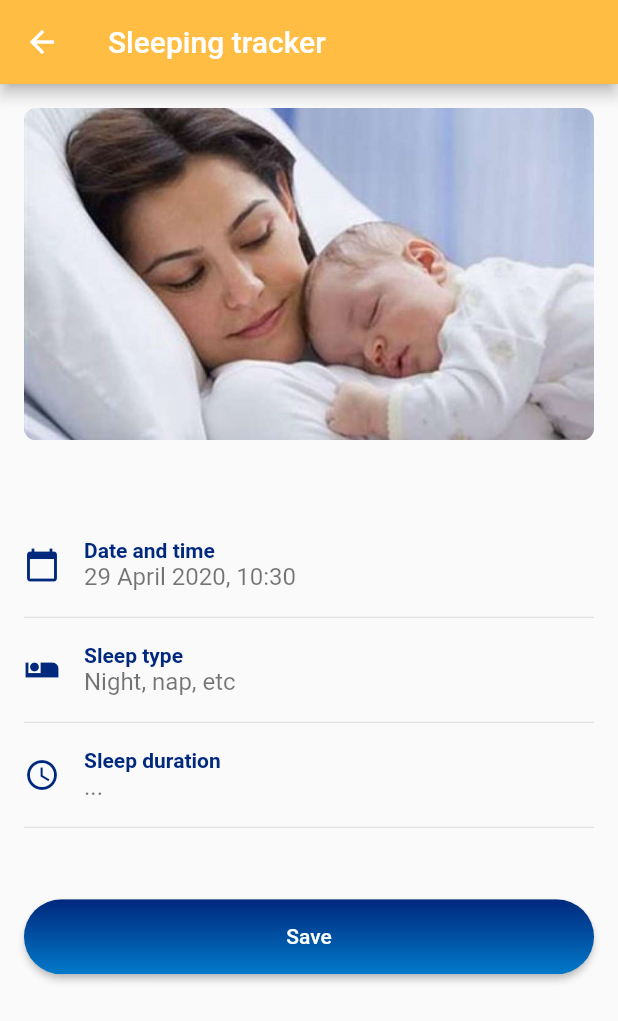
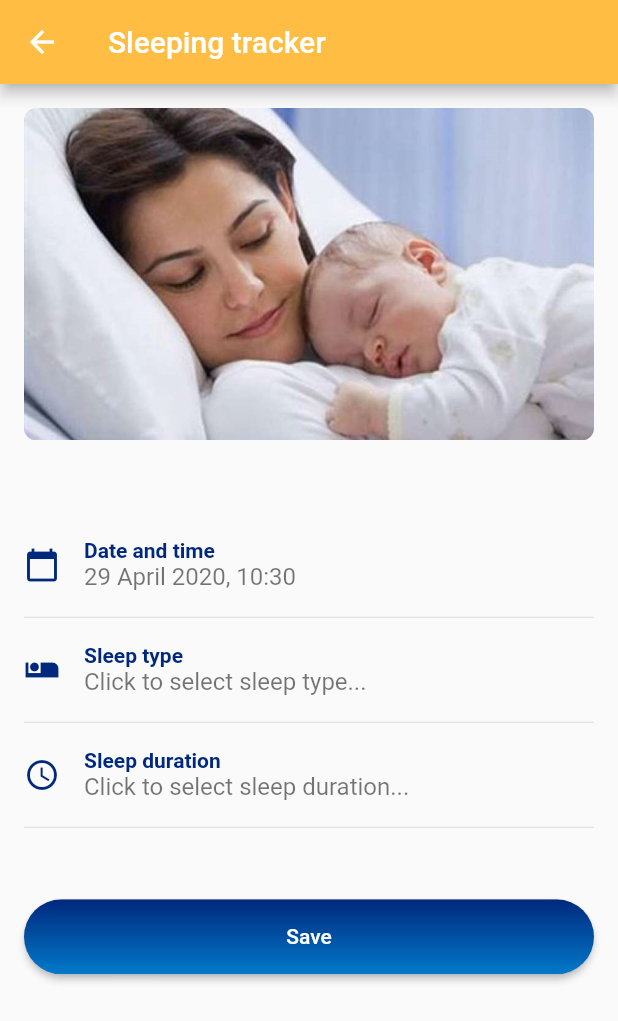
Before and after one commit to Jolcik/RbInternCaseStudy, a Flutter app: the screen it shows after launch, after a tap on "Add new sleeping record", on a phone screen of 412 x 824 dp. Shown: the top 1021 px of the screen. Run offline on Flutter 3.47's test engine with Material 2 defaults, Android fonts, the phone set to English and light mode, and no system bars; our stand-ins replace numberpicker; missing offline and left inert: easy_dialogs.

Commit message:
change sleep type and duration picker hints

```diff
--- a/lib/add_record_page.dart
+++ b/lib/add_record_page.dart
@@ -10,10 +10,13 @@ import 'package:numberpicker/numberpicker.dart';
 class AddRecordPage extends StatefulWidget {
   final List<SleepRecord> records;
 
-  final List<String> _sleepTypes = [
+  final List<String> sleepTypes = [
     "Night's sleep",
     "Nap"
   ];
+
+  final String sleepTypePickerHint = "Click to select sleep type...";
+  final String sleepDurationPickerHint = "Click to select sleep duration...";
 
   AddRecordPage({@required this.records});
 
@@ -88,14 +91,14 @@ class AddRecordPageState extends State<AddRecordPage> {
     if(_sleepType != null)
       return _sleepType;
     else
-      return "Night, nap, etc";
+      return widget.sleepTypePickerHint;
   }
 
   String _getSleepDurationSubtitle() {
     if (_sleepDurationInMinutes != null)
       return "$_sleepDurationInMinutes minutes";
     else
-      return "...";
+      return widget.sleepDurationPickerHint;
   }
 
   void _addSleepType() {
@@ -103,7 +106,7 @@ class AddRecordPageState extends State<AddRecordPage> {
         context: _context,
         builder: (_context) => SingleChoiceDialog<String>(
           title: Text("Choose sleep type:"),
-          items: widget._sleepTypes,
+          items: widget.sleepTypes,
           onSelected: (String type) {
             setState(() => _sleepType = type);
           },
```
